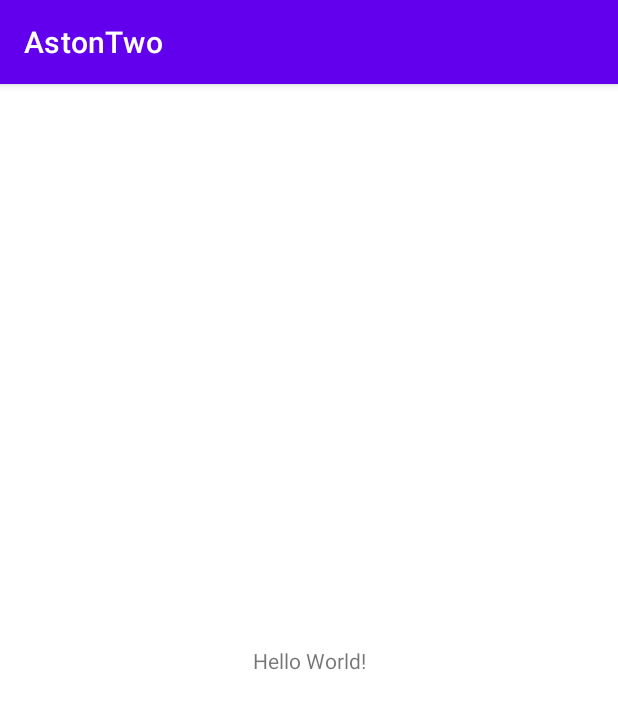
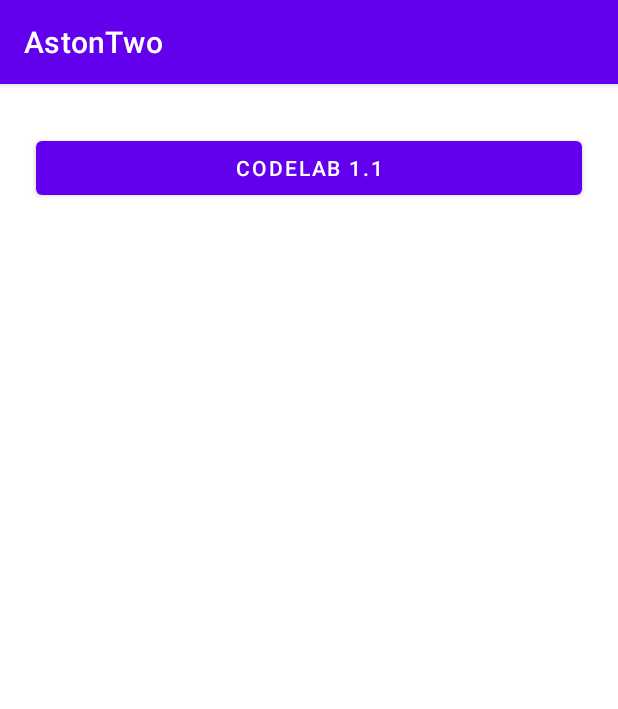
Before and after one commit to popovviktor/Aston_intensiv_2, an Android app: the screen it shows after launch (MainActivity), on a phone screen of 412 x 824 dp. Shown: the top 709 px of the screen. Run offline under Robolectric (Android 15) with nearby library versions, the phone set to English and light mode, and no system bars.

```diff
--- a/app/src/main/java/com/myapplication/astontwo/MainActivity.kt
+++ b/app/src/main/java/com/myapplication/astontwo/MainActivity.kt
@@ -1,11 +1,21 @@
 package com.myapplication.astontwo
 
+import android.content.Intent
 import androidx.appcompat.app.AppCompatActivity
 import android.os.Bundle
+import android.widget.Button
 
 class MainActivity : AppCompatActivity() {
     override fun onCreate(savedInstanceState: Bundle?) {
         super.onCreate(savedInstanceState)
         setContentView(R.layout.activity_main)
+        val btn_lab1_1 = findViewById<Button>(R.id.btn_lab1_1)
+        btn_lab1_1.setOnClickListener {
+            startActivityForLab1_1()
+        }
+    }
+    fun startActivityForLab1_1(){
+        val intent = Intent(this,CodeLabs1_1Activity::class.java)
+        startActivity(intent)
     }
 }
--- a/app/src/main/res/layout/activity_main.xml
+++ b/app/src/main/res/layout/activity_main.xml
@@ -6,13 +6,16 @@
     android:layout_height="match_parent"
     tools:context=".MainActivity">
 
-    <TextView
-        android:layout_width="wrap_content"
+    <Button
+        android:id="@+id/btn_lab1_1"
+        android:layout_width="0dp"
         android:layout_height="wrap_content"
-        android:text="Hello World!"
-        app:layout_constraintBottom_toBottomOf="parent"
+        android:layout_marginStart="24dp"
+        android:layout_marginTop="32dp"
+        android:layout_marginEnd="24dp"
+        android:text="@string/btn_labs_1.1"
         app:layout_constraintEnd_toEndOf="parent"
+        app:layout_constraintHorizontal_bias="0.498"
         app:layout_constraintStart_toStartOf="parent"
         app:layout_constraintTop_toTopOf="parent" />
-
 </androidx.constraintlayout.widget.ConstraintLayout>
--- a/app/src/main/res/values/strings.xml
+++ b/app/src/main/res/values/strings.xml
@@ -1,3 +1,7 @@
 <resources>
     <string name="app_name">AstonTwo</string>
+    <string name="btn_labs_1.1">codelab 1.1</string>
+    <string name="labs_1.1_tv_hello_world">Hello world</string>
+    <string name="labs_1.1_tv_atricle_info">
+        Add log for lifecycle CodeLabs1.1Activity and output in activity "hello world" </string>
 </resources>
```
Also changed, not shown: app/src/main/AndroidManifest.xml (+7 -0 lines), app/src/main/java/com/myapplication/astontwo/CodeLabs1_1Activity.kt (added, +43 -0 lines), app/src/main/res/layout/activity_code_labs11.xml (added, +34 -0 lines).
